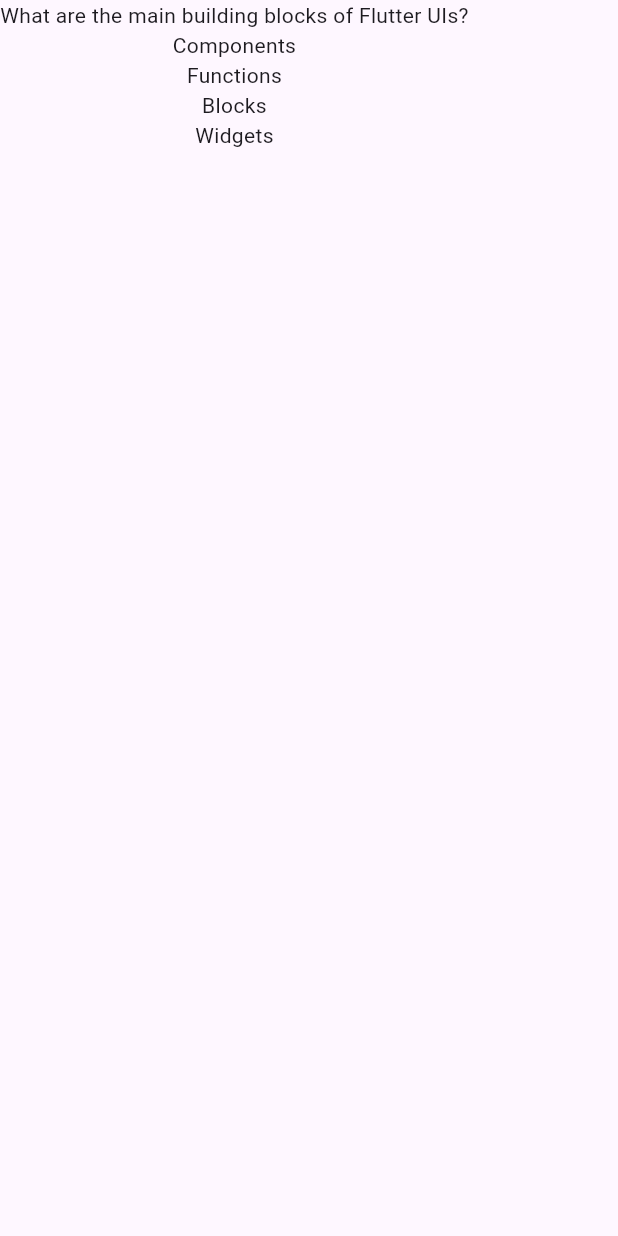
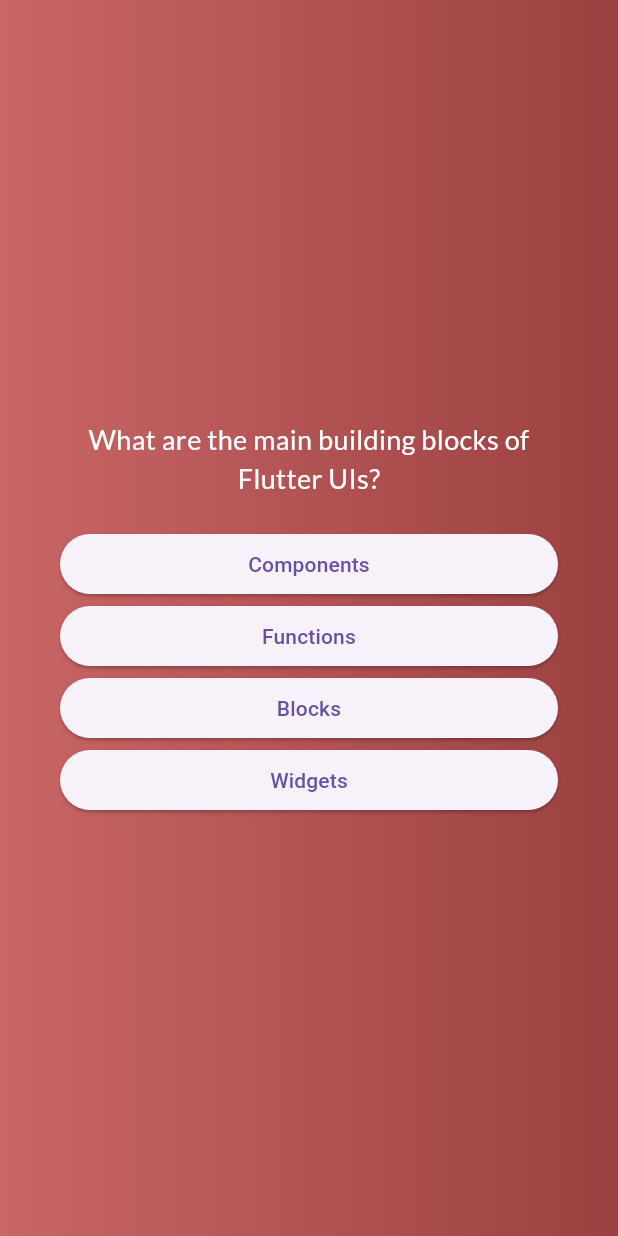
Before and after one commit to AiExpert1985/quiz-flutter-course, a Flutter app: the screen it shows after launch, after a tap on "Start Quiz", on a phone screen of 412 x 824 dp. Run offline on Flutter 3.47's test engine with Material 3 defaults, Android fonts, the phone set to English and light mode, and no system bars; our stand-ins replace google_fonts.

Commit message:
end of 22_jul home

```diff
--- a/lib/main.dart
+++ b/lib/main.dart
@@ -3,9 +3,19 @@ import 'package:quiz/quiz.dart';
 
 void main() {
   runApp(
-    const MaterialApp(
+    MaterialApp(
       home: Scaffold(
-        body: Quiz(),
+        body: Container(
+          decoration: const BoxDecoration(
+            gradient: LinearGradient(
+              colors: [
+                Color.fromARGB(255, 201, 102, 102),
+                Color.fromARGB(255, 155, 64, 64),
+              ],
+            ),
+          ),
+          child: const Quiz(),
+        ),
       ),
     ),
   );
--- a/lib/questions_screen.dart
+++ b/lib/questions_screen.dart
@@ -1,8 +1,11 @@
 import 'package:flutter/material.dart';
 import 'package:quiz/questions.dart';
+import 'package:google_fonts/google_fonts.dart';
 
 class QuestionsScreen extends StatefulWidget {
-  const QuestionsScreen({super.key});
+  const QuestionsScreen(this._swtichScreen, {super.key});
+
+  final void Function() _swtichScreen;
 
   @override
   State<QuestionsScreen> createState() {
@@ -13,13 +16,49 @@ class QuestionsScreen extends StatefulWidget {
 class _QuestionsScreenState extends State<QuestionsScreen> {
   int currentQuestionIndex = 0;
 
+  void nextQuestion() {
+    setState(() {
+      currentQuestionIndex++;
+    });
+  }
+
   @override
   Widget build(context) {
-    return Column(
-      children: [
-        Text(questions[0].question),
-        ...questions[0].shuffledAnswers.map((item) => Text(item)),
-      ],
+    return Container(
+      margin: const EdgeInsets.all(40),
+      child: Column(
+        mainAxisAlignment: MainAxisAlignment.center,
+        crossAxisAlignment: CrossAxisAlignment.stretch,
+        children: [
+          Text(
+            questions[currentQuestionIndex].question,
+            style: GoogleFonts.lato(
+              color: Colors.white,
+              fontSize: 18,
+            ),
+            textAlign: TextAlign.center,
+          ),
+          const SizedBox(height: 20),
+          ...questions[currentQuestionIndex].shuffledAnswers.map(
+                (item) => ElevatedButton(
+                  style: ElevatedButton.styleFrom(
+                    padding: const EdgeInsets.symmetric(
+                      vertical: 10,
+                      horizontal: 40,
+                    ),
+                    shape: RoundedRectangleBorder(
+                      borderRadius: BorderRadius.circular(40),
+                    ),
+                  ),
+                  onPressed: nextQuestion,
+                  child: Text(
+                    item,
+                    textAlign: TextAlign.center,
+                  ),
+                ),
+              ),
+        ],
+      ),
     );
   }
 }
--- a/lib/quiz.dart
+++ b/lib/quiz.dart
@@ -23,7 +23,7 @@ class _QuizState extends State<Quiz> {
   Widget detectScreenWidget() {
     Widget returnedWidget = StartScreen(_swtichScreen);
     if (screenName == 'questions-screen') {
-      returnedWidget = const QuestionsScreen();
+      returnedWidget = QuestionsScreen(_swtichScreen);
     }
     return returnedWidget;
   }
--- a/lib/start_screen.dart
+++ b/lib/start_screen.dart
@@ -8,16 +8,7 @@ class StartScreen extends StatelessWidget {
 
   @override
   Widget build(context) {
-    return Container(
-      decoration: const BoxDecoration(
-        gradient: LinearGradient(
-          colors: [
-            Color.fromARGB(255, 201, 102, 102),
-            Color.fromARGB(255, 155, 64, 64),
-          ],
-        ),
-      ),
-      child: Center(
+    return Center(
       child: Column(
         mainAxisSize: MainAxisSize.min,
         children: [
@@ -53,7 +44,6 @@ class StartScreen extends StatelessWidget {
           ),
         ],
       ),
-      ),
     );
   }
 }
```
Lines whose indentation alone changed are shown as unchanged.
